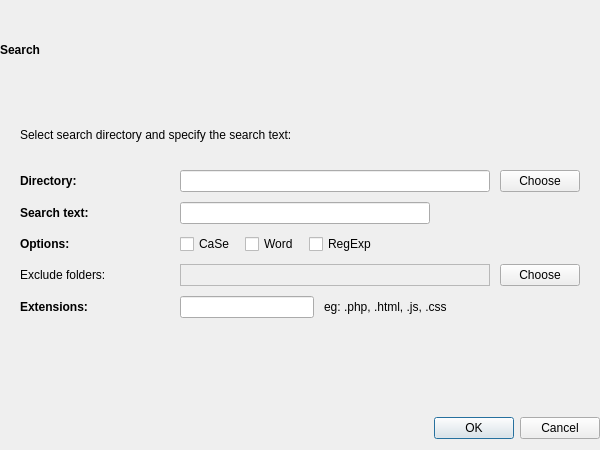
ziracms/editor, file ui/search.ui: the form before one commit.
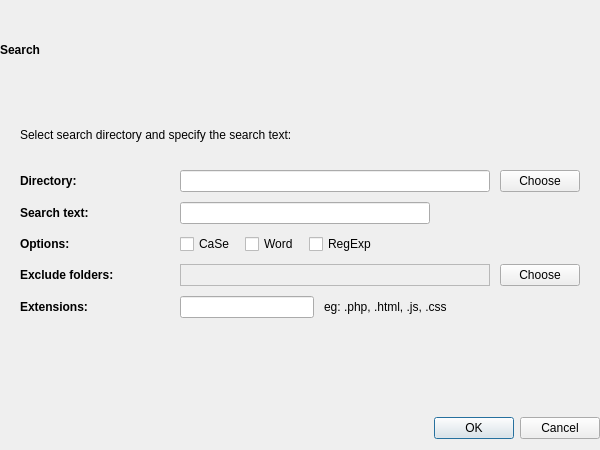
The form after the commit.

Diff of the .ui file:
```diff
--- a/ui/search.ui
+++ b/ui/search.ui
@@ -114,12 +114,59 @@
        </layout>
       </item>
       <item>
+       <layout class="QVBoxLayout" name="searchDialogScrollAreaVerticalLayout">
+        <property name="leftMargin">
+         <number>10</number>
+        </property>
+        <property name="topMargin">
+         <number>0</number>
+        </property>
+        <property name="rightMargin">
+         <number>10</number>
+        </property>
+        <property name="bottomMargin">
+         <number>0</number>
+        </property>
+        <item>
+         <widget class="QScrollArea" name="searchDialogScrollArea">
+          <property name="frameShape">
+           <enum>QFrame::NoFrame</enum>
+          </property>
+          <property name="widgetResizable">
+           <bool>true</bool>
+          </property>
+          <widget class="QWidget" name="searchDialogScrollAreaWidgetContents">
+           <property name="geometry">
+            <rect>
+             <x>0</x>
+             <y>0</y>
+             <width>580</width>
+             <height>293</height>
+            </rect>
+           </property>
+           <layout class="QVBoxLayout" name="verticalLayout_2">
+            <property name="spacing">
+             <number>10</number>
+            </property>
+            <property name="leftMargin">
+             <number>0</number>
+            </property>
+            <property name="topMargin">
+             <number>0</number>
+            </property>
+            <property name="rightMargin">
+             <number>0</number>
+            </property>
+            <property name="bottomMargin">
+             <number>0</number>
+            </property>
+            <item>
        <layout class="QHBoxLayout" name="searchDialogInfoLayout">
         <property name="leftMargin">
-         <number>20</number>
+               <number>10</number>
         </property>
         <property name="rightMargin">
-         <number>20</number>
+               <number>10</number>
         </property>
         <item>
          <widget class="QLabel" name="searchDialogInfoLabel">
@@ -145,10 +192,10 @@
       <item>
        <layout class="QHBoxLayout" name="searchDialogDirectoryLayout">
         <property name="leftMargin">
-         <number>20</number>
+               <number>10</number>
         </property>
         <property name="rightMargin">
-         <number>20</number>
+               <number>10</number>
         </property>
         <item>
          <widget class="QLabel" name="searchDialogDirectoryLabel">
@@ -184,10 +231,10 @@
       <item>
        <layout class="QHBoxLayout" name="searchDialogTextLayout">
         <property name="leftMargin">
-         <number>20</number>
+               <number>10</number>
         </property>
         <property name="rightMargin">
-         <number>20</number>
+               <number>10</number>
         </property>
         <item>
          <widget class="QLabel" name="searchDialogTextLabel">
@@ -242,10 +289,10 @@
       <item>
        <layout class="QHBoxLayout" name="searchDialogOptionsLayout">
         <property name="leftMargin">
-         <number>20</number>
+               <number>10</number>
         </property>
         <property name="rightMargin">
-         <number>20</number>
+               <number>10</number>
         </property>
         <item>
          <widget class="QLabel" name="searchDialogOptionsLabel">
@@ -314,13 +361,13 @@
       <item>
        <layout class="QHBoxLayout" name="searchDialogExcludeLayout">
         <property name="leftMargin">
-         <number>20</number>
+               <number>10</number>
         </property>
         <property name="topMargin">
          <number>0</number>
         </property>
         <property name="rightMargin">
-         <number>20</number>
+               <number>10</number>
         </property>
         <item>
          <widget class="QLabel" name="searchDialogExcludeLabel">
@@ -330,6 +377,12 @@
             <height>0</height>
            </size>
           </property>
+                <property name="font">
+                 <font>
+                  <weight>75</weight>
+                  <bold>true</bold>
+                 </font>
+                </property>
           <property name="text">
            <string>Exclude folders:</string>
           </property>
@@ -363,10 +416,10 @@
       <item>
        <layout class="QHBoxLayout" name="searchDialogExtensionsLayout">
         <property name="leftMargin">
-         <number>20</number>
+               <number>10</number>
         </property>
         <property name="rightMargin">
-         <number>20</number>
+               <number>10</number>
         </property>
         <item>
          <widget class="QLabel" name="searchDialogExtensionsLabel">
@@ -431,6 +484,12 @@
          </size>
         </property>
        </spacer>
+            </item>
+           </layout>
+          </widget>
+         </widget>
+        </item>
+       </layout>
       </item>
      </layout>
     </widget>
```
Lines whose indentation alone changed are shown as unchanged.
